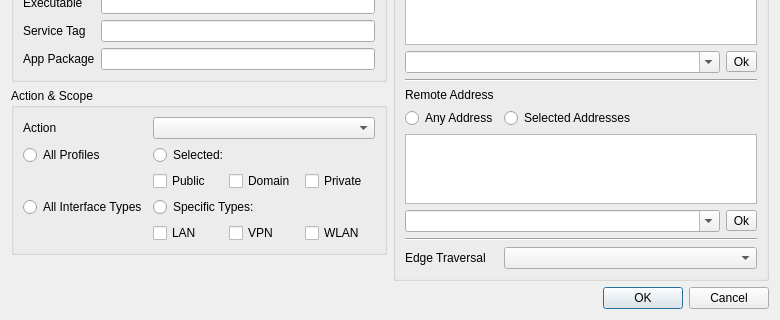
xanasoft/MajorPrivacy, file MajorPrivacy/Forms/FirewallRuleWnd.ui: the form before one commit; both pictures show x 0 to 780 and y 260 to 580 of the 780 by 580 pixel window.
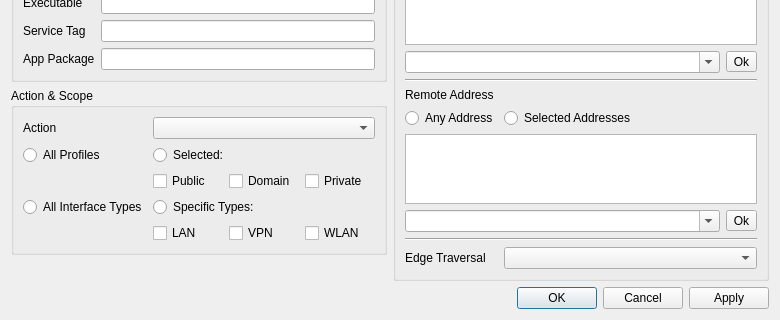
The form after the commit.

```diff
--- a/MajorPrivacy/Forms/FirewallRuleWnd.ui
+++ b/MajorPrivacy/Forms/FirewallRuleWnd.ui
@@ -7,7 +7,7 @@
     <x>0</x>
     <y>0</y>
     <width>780</width>
-    <height>566</height>
+    <height>569</height>
    </rect>
   </property>
   <property name="windowTitle">
@@ -345,7 +345,7 @@
    <item row="4" column="0" colspan="2">
     <widget class="QDialogButtonBox" name="buttonBox">
      <property name="standardButtons">
-      <set>QDialogButtonBox::StandardButton::Cancel|QDialogButtonBox::StandardButton::Ok</set>
+      <set>QDialogButtonBox::StandardButton::Apply|QDialogButtonBox::StandardButton::Cancel|QDialogButtonBox::StandardButton::Ok</set>
      </property>
     </widget>
    </item>
```
Left out of the diff: 4 changed lines with no effect on the pictures.
